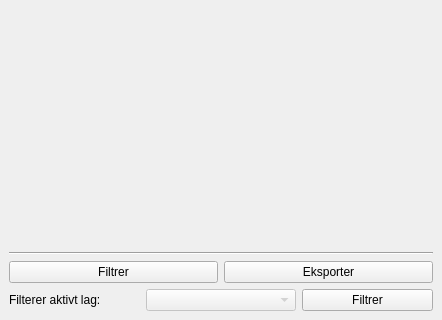
Qt form ui/infoWidget.ui (KaspArno/Tilgjengelighet) before a commit; both pictures show x 0 to 442 and y 467 to 787 of the 442 by 787 pixel window.
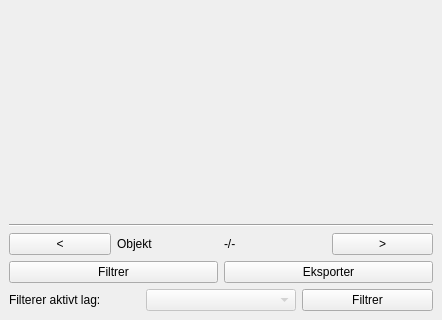
The same form after that commit.

What changed in the file:
```diff
--- a/ui/infoWidget.ui
+++ b/ui/infoWidget.ui
@@ -108,6 +108,38 @@
         </property>
        </widget>
       </item>
+      <item>
+       <layout class="QHBoxLayout" name="horizontalLayout_5">
+        <item>
+         <widget class="QPushButton" name="pushButton">
+          <property name="text">
+           <string>&lt;</string>
+          </property>
+         </widget>
+        </item>
+        <item>
+         <widget class="QLabel" name="label_objekt">
+          <property name="text">
+           <string>Objekt</string>
+          </property>
+         </widget>
+        </item>
+        <item>
+         <widget class="QLabel" name="label_hvilke_objekt">
+          <property name="text">
+           <string>-/-</string>
+          </property>
+         </widget>
+        </item>
+        <item>
+         <widget class="QPushButton" name="pushButton_2">
+          <property name="text">
+           <string>&gt;</string>
+          </property>
+         </widget>
+        </item>
+       </layout>
+      </item>
       <item>
        <layout class="QHBoxLayout" name="horizontalLayout_3">
         <item>
```
